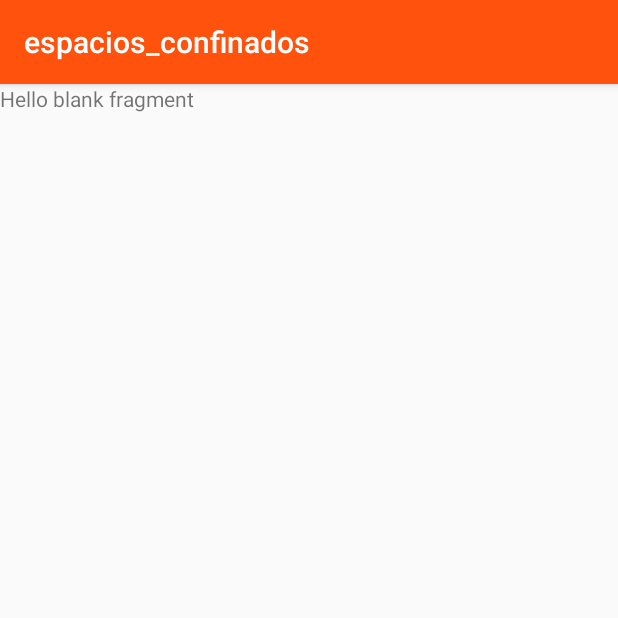
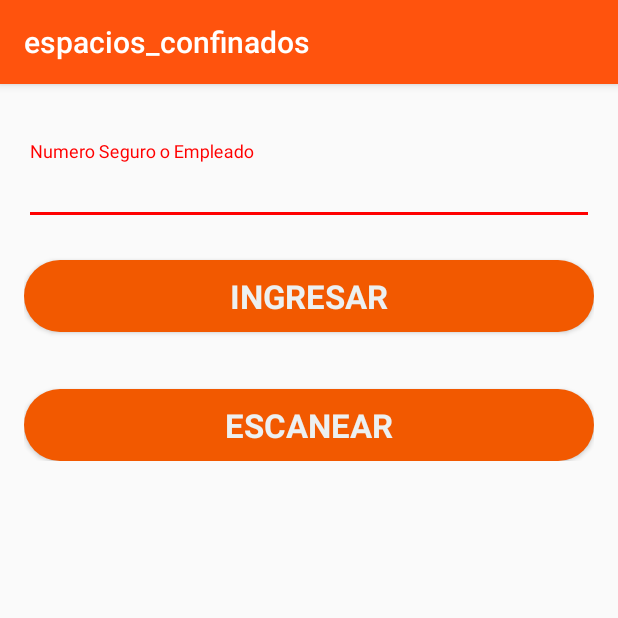
Before and after one commit to qefen/espacios_confinados, an Android app: the fragment RegTrabajadores shown on its own in the app's theme, on a phone screen of 412 x 824 dp, the top half of it. Run offline under Robolectric (Android 15) with nearby library versions, the phone set to English and light mode, and no system bars.

Commit message:
Segunda vista, Registro de Trabajadores

```diff
--- a/app/src/main/java/com/example/kmartinez/espacios_confinados/RegActividades.java
+++ b/app/src/main/java/com/example/kmartinez/espacios_confinados/RegActividades.java
@@ -26,14 +26,12 @@ public class RegActividades extends Fragment {
     @Override
     public View onCreateView(LayoutInflater inflater, ViewGroup container, Bundle savedInstanceState) {
         // Inflate the layout for this fragment
-        View view = inflater.inflate(R.layout.fragment_reg_actividades, container, false);;
+        View view = inflater.inflate(R.layout.fragment_reg_actividades, container, false);
         nactividad = (EditText) view.findViewById(R.id.edtNactividad);
         narea = (EditText) view.findViewById(R.id.edtNarea);
         lugare = (EditText) view.findViewById(R.id.edtLugare);
         tiempo = (EditText) view.findViewById(R.id.edtTiempo);
         insertar = (Button) view.findViewById(R.id.btnIngresar);
-
-        //Button mEmailSignInButton = (Button) view.findViewById(R.id.email_sign_in_button);
         insertar.setOnClickListener(new View.OnClickListener() {
             @Override
             public void onClick(View view) {
--- a/app/src/main/java/com/example/kmartinez/espacios_confinados/RegTrabajadores.java
+++ b/app/src/main/java/com/example/kmartinez/espacios_confinados/RegTrabajadores.java
@@ -4,13 +4,18 @@ import android.content.Context;
 import android.net.Uri;
 import android.os.Bundle;
 import android.support.v4.app.Fragment;
+import android.text.TextUtils;
 import android.view.LayoutInflater;
 import android.view.View;
 import android.view.ViewGroup;
-
+import android.widget.Button;
+import android.widget.EditText;
 
 
 public class RegTrabajadores extends Fragment {
+    EditText numseg;
+    Button insertar, scanner;
+
     @Override
     public void onCreate(Bundle savedInstanceState) {
         super.onCreate(savedInstanceState);
@@ -23,6 +28,39 @@ public class RegTrabajadores extends Fragment {
     public View onCreateView(LayoutInflater inflater, ViewGroup container,
                              Bundle savedInstanceState) {
         // Inflate the layout for this fragment
-        return inflater.inflate(R.layout.fragment_reg_trabajadores, container, false);
+        View view = inflater.inflate(R.layout.fragment_reg_trabajadores, container, false);
+        numseg = (EditText) view.findViewById(R.id.edtNss);
+        insertar = (Button) view.findViewById(R.id.btnInsertar);
+        insertar.setOnClickListener(new View.OnClickListener() {
+            @Override
+            public void onClick(View view) {
+                intentoLogin(numseg.getText().toString());
+            }
+        });
+        return view;
+    }
+    private void intentoLogin(String nseg){
+        boolean cancel = false;
+        View focusView = null;
+
+
+        //Validar usuario
+        if(TextUtils.isEmpty(nseg)){
+            numseg.setError("Este campo es obligatorio");
+            focusView = numseg;
+            cancel = true;
+        }
+
+        if (cancel){
+            focusView.requestFocus();
+        }else {
+            //Mensaje de espera + inicio de tarea para login
+
+
+            //Intent intent = new Intent(getActivity(), RegTrabajadores.class);
+            //startActivity(intent);
+
+        }
+
     }
 }
--- a/app/src/main/res/layout/fragment_reg_trabajadores.xml
+++ b/app/src/main/res/layout/fragment_reg_trabajadores.xml
@@ -1,14 +1,84 @@
 <?xml version="1.0" encoding="utf-8"?>
-<FrameLayout xmlns:android="http://schemas.android.com/apk/res/android"
+<android.support.constraint.ConstraintLayout xmlns:android="http://schemas.android.com/apk/res/android"
     xmlns:tools="http://schemas.android.com/tools"
     android:layout_width="match_parent"
     android:layout_height="match_parent"
     tools:context=".RegTrabajadores">
 
     <!-- TODO: Update blank fragment layout -->
-    <TextView
+    <LinearLayout
+        android:id="@+id/principal"
         android:layout_width="match_parent"
-        android:layout_height="match_parent"
-        android:text="@string/hello_blank_fragment" />
+        android:layout_height="wrap_content"
+        android:orientation="vertical"
+        tools:ignore="MissingConstraints">
 
-</FrameLayout>
+        <ScrollView
+            android:id="@+id/login_form"
+            android:layout_width="match_parent"
+            android:layout_height="match_parent">
+
+
+
+            <LinearLayout
+                android:id="@+id/email_login_form"
+                android:layout_width="match_parent"
+                android:layout_height="wrap_content"
+                android:orientation="vertical"
+                android:layout_marginTop="38dp"
+                android:layout_marginLeft="16dp"
+                android:layout_marginRight="16dp">
+
+
+                <android.support.design.widget.TextInputLayout
+                    android:layout_width="match_parent"
+                    android:layout_height="wrap_content">
+
+                    <AutoCompleteTextView
+                        android:id="@+id/edtNss"
+                        android:layout_width="match_parent"
+                        android:layout_height="wrap_content"
+                        android:backgroundTint="@color/colorPrimary"
+                        android:textColorHint="@color/ColorHint"
+                        android:textColor="@color/ColorText"
+                        android:textSize="18dp"
+                        android:hint="Numero Seguro o Empleado"
+                        android:inputType="text"
+                        android:maxLines="1"
+                        android:singleLine="true" />
+
+                </android.support.design.widget.TextInputLayout>
+
+                <Button
+                    android:id="@+id/btnInsertar"
+                    style="?android:textAppearanceSmall"
+                    android:layout_width="match_parent"
+                    android:layout_height="wrap_content"
+                    android:textSize="22dp"
+                    android:textColor="@color/ColorTextBlank"
+                    android:layout_marginTop="23dp"
+                    android:background="@drawable/redondeo_button"
+                    android:text="Ingresar"
+                    android:textStyle="bold" />
+
+                <Button
+                    android:id="@+id/btnScanner"
+                    style="?android:textAppearanceSmall"
+                    android:layout_width="match_parent"
+                    android:layout_height="wrap_content"
+                    android:textSize="22dp"
+                    android:textColor="@color/ColorTextBlank"
+                    android:layout_marginTop="38dp"
+                    android:background="@drawable/redondeo_button"
+                    android:text="Escanear"
+                    android:textStyle="bold" />
+
+
+
+
+            </LinearLayout>
+
+        </ScrollView>
+    </LinearLayout>
+
+</android.support.constraint.ConstraintLayout>
```
